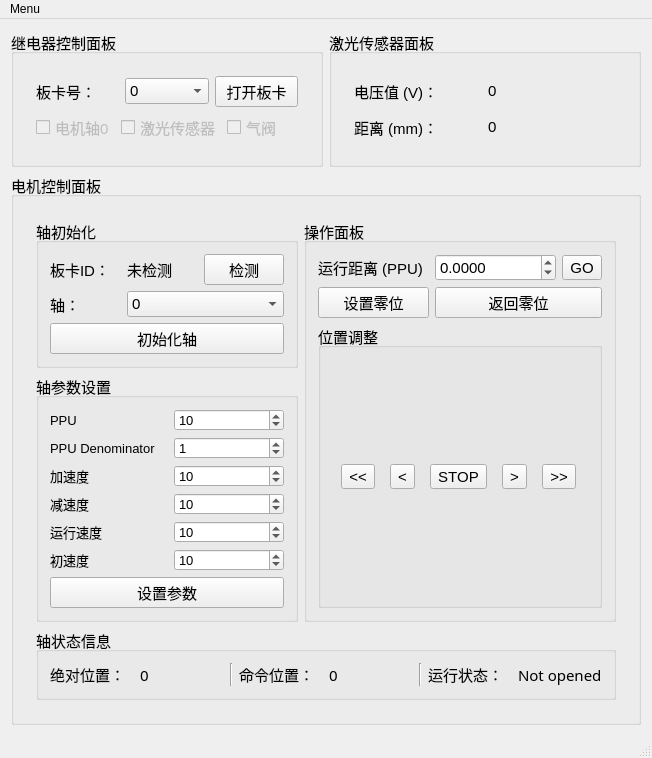
Qt form MainWindow.ui (Maplefsnow/MapControlSys) before a commit.
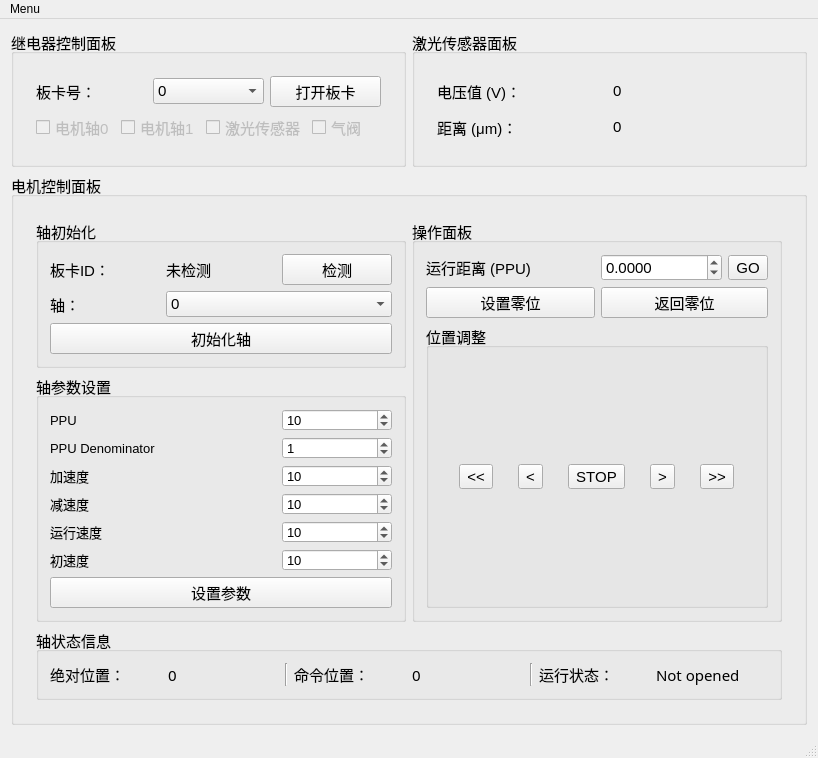
The same form after that commit. Custom widgets are drawn as their Qt base class.

The edit to the form file:
```diff
--- a/MainWindow.ui
+++ b/MainWindow.ui
@@ -6,7 +6,7 @@
    <rect>
     <x>0</x>
     <y>0</y>
-    <width>652</width>
+    <width>818</width>
     <height>681</height>
    </rect>
   </property>
@@ -103,6 +103,16 @@
               </property>
              </widget>
             </item>
+            <item>
+             <widget class="QCheckBox" name="checkBox_axis1Switcher">
+              <property name="enabled">
+               <bool>false</bool>
+              </property>
+              <property name="text">
+               <string>电机轴1</string>
+              </property>
+             </widget>
+            </item>
             <item>
              <widget class="QCheckBox" name="checkBox_laserSensorSwitcher">
               <property name="enabled">
@@ -193,7 +203,7 @@
           <item row="1" column="0">
            <widget class="QLabel" name="label_14">
             <property name="text">
-             <string>距离 (mm)：</string>
+             <string>距离 (μm)：</string>
             </property>
            </widget>
           </item>
@@ -984,7 +994,7 @@
     <rect>
      <x>0</x>
      <y>0</y>
-     <width>652</width>
+     <width>818</width>
      <height>22</height>
     </rect>
    </property>
```
Left out of the diff: 96 changed lines with no effect on the pictures.
